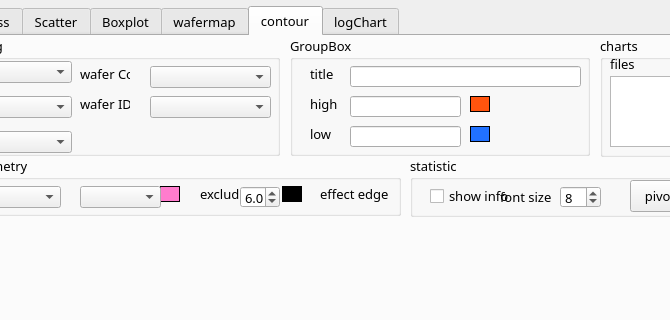
cnwang406/p-chart, file mainwindow-win.ui: the form before one commit; both pictures show x 94 to 764 and y 0 to 320 of the 1043 by 942 pixel window.
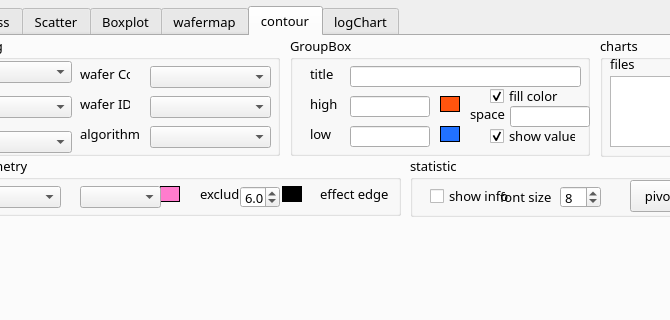
The form after the commit.

Commit message: improve contour workflow and docs

```diff
--- a/mainwindow-win.ui
+++ b/mainwindow-win.ui
@@ -4151,6 +4151,29 @@
         </rect>
        </property>
       </widget>
+      <widget class="QComboBox" name="contourStyleComboBox">
+       <property name="geometry">
+        <rect>
+         <x>220</x>
+         <y>90</y>
+         <width>121</width>
+         <height>22</height>
+        </rect>
+       </property>
+      </widget>
+      <widget class="QLabel" name="label_47">
+       <property name="geometry">
+        <rect>
+         <x>150</x>
+         <y>90</y>
+         <width>70</width>
+         <height>16</height>
+        </rect>
+       </property>
+       <property name="text">
+        <string>algorithm</string>
+       </property>
+      </widget>
      </widget>
      <widget class="QGroupBox" name="groupBox_13">
       <property name="geometry">
@@ -4192,7 +4215,7 @@
         <rect>
          <x>60</x>
          <y>60</y>
-         <width>111</width>
+         <width>80</width>
          <height>21</height>
         </rect>
        </property>
@@ -4202,7 +4225,7 @@
         <rect>
          <x>60</x>
          <y>90</y>
-         <width>111</width>
+         <width>80</width>
          <height>21</height>
         </rect>
        </property>
@@ -4236,7 +4259,7 @@
       <widget class="QLabel" name="contourLimitHighColorLabel">
        <property name="geometry">
         <rect>
-         <x>180</x>
+         <x>150</x>
          <y>60</y>
          <width>20</width>
          <height>16</height>
@@ -4255,7 +4278,7 @@
       <widget class="QLabel" name="contourLimitLowColorLabel">
        <property name="geometry">
         <rect>
-         <x>180</x>
+         <x>150</x>
          <y>90</y>
          <width>20</width>
          <height>16</height>
@@ -4271,6 +4294,61 @@
         <string/>
        </property>
       </widget>
+      <widget class="QCheckBox" name="contourFillCheckBox">
+       <property name="geometry">
+        <rect>
+         <x>200</x>
+         <y>50</y>
+         <width>86</width>
+         <height>20</height>
+        </rect>
+       </property>
+       <property name="text">
+        <string>fill color</string>
+       </property>
+       <property name="checked">
+        <bool>true</bool>
+       </property>
+      </widget>
+      <widget class="QLineEdit" name="contourLineSpaceLineEdit">
+       <property name="geometry">
+        <rect>
+         <x>220</x>
+         <y>70</y>
+         <width>80</width>
+         <height>21</height>
+        </rect>
+       </property>
+      </widget>
+      <widget class="QLabel" name="label_40">
+       <property name="geometry">
+        <rect>
+         <x>180</x>
+         <y>70</y>
+         <width>41</width>
+         <height>16</height>
+        </rect>
+       </property>
+       <property name="text">
+        <string>space</string>
+       </property>
+      </widget>
+      <widget class="QCheckBox" name="contourShowValueCheckBox">
+       <property name="geometry">
+        <rect>
+         <x>200</x>
+         <y>90</y>
+         <width>86</width>
+         <height>20</height>
+        </rect>
+       </property>
+       <property name="text">
+        <string>show value</string>
+       </property>
+       <property name="checked">
+        <bool>true</bool>
+       </property>
+      </widget>
      </widget>
      <widget class="QGroupBox" name="groupBox_14">
       <property name="geometry">
```
Left out of the diff: 2 changed lines with no effect on the pictures. The commit also changes 8 other files.
